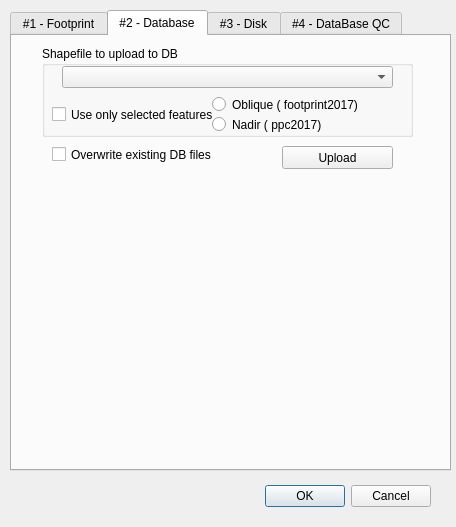
Kortforsyningen/QGIS-PPC_check, file PPC_check/PPC_check_dialog_base.ui: the form before one commit.
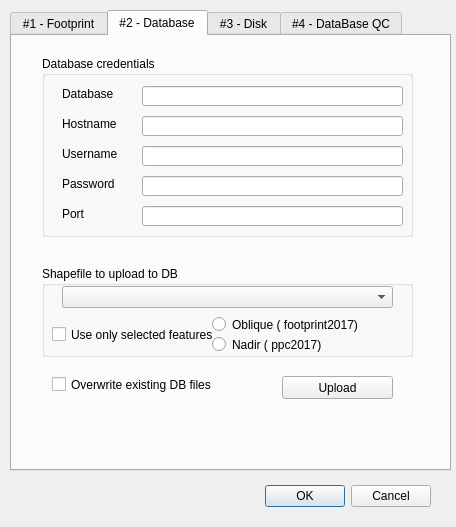
The form after the commit. The open tabs and pages were chosen to show the change.

```diff
--- a/PPC_check/PPC_check_dialog_base.ui
+++ b/PPC_check/PPC_check_dialog_base.ui
@@ -372,7 +372,7 @@
      <property name="geometry">
       <rect>
        <x>30</x>
-       <y>10</y>
+       <y>230</y>
        <width>371</width>
        <height>91</height>
       </rect>
@@ -434,7 +434,7 @@
      <property name="geometry">
       <rect>
        <x>270</x>
-       <y>110</y>
+       <y>340</y>
        <width>111</width>
        <height>23</height>
       </rect>
@@ -447,7 +447,7 @@
      <property name="geometry">
       <rect>
        <x>40</x>
-       <y>110</y>
+       <y>340</y>
        <width>181</width>
        <height>17</height>
       </rect>
@@ -456,6 +456,134 @@
       <string>Overwrite existing DB files</string>
      </property>
     </widget>
+    <widget class="QGroupBox" name="groupBoxCredentials">
+     <property name="geometry">
+      <rect>
+       <x>30</x>
+       <y>20</y>
+       <width>371</width>
+       <height>181</height>
+      </rect>
+     </property>
+     <property name="title">
+      <string>Database credentials</string>
+     </property>
+     <widget class="QLineEdit" name="db_name">
+      <property name="geometry">
+       <rect>
+        <x>100</x>
+        <y>30</y>
+        <width>261</width>
+        <height>20</height>
+       </rect>
+      </property>
+     </widget>
+     <widget class="QLabel" name="label_5">
+      <property name="geometry">
+       <rect>
+        <x>20</x>
+        <y>30</y>
+        <width>101</width>
+        <height>16</height>
+       </rect>
+      </property>
+      <property name="text">
+       <string>Database</string>
+      </property>
+     </widget>
+     <widget class="QLineEdit" name="db_host">
+      <property name="geometry">
+       <rect>
+        <x>100</x>
+        <y>60</y>
+        <width>261</width>
+        <height>20</height>
+       </rect>
+      </property>
+     </widget>
+     <widget class="QLabel" name="label_6">
+      <property name="geometry">
+       <rect>
+        <x>20</x>
+        <y>60</y>
+        <width>101</width>
+        <height>16</height>
+       </rect>
+      </property>
+      <property name="text">
+       <string>Hostname</string>
+      </property>
+     </widget>
+     <widget class="QLineEdit" name="db_user">
+      <property name="geometry">
+       <rect>
+        <x>100</x>
+        <y>90</y>
+        <width>261</width>
+        <height>20</height>
+       </rect>
+      </property>
+     </widget>
+     <widget class="QLabel" name="label_7">
+      <property name="geometry">
+       <rect>
+        <x>20</x>
+        <y>90</y>
+        <width>101</width>
+        <height>16</height>
+       </rect>
+      </property>
+      <property name="text">
+       <string>Username</string>
+      </property>
+     </widget>
+     <widget class="QLineEdit" name="db_password">
+      <property name="geometry">
+       <rect>
+        <x>100</x>
+        <y>120</y>
+        <width>261</width>
+        <height>20</height>
+       </rect>
+      </property>
+     </widget>
+     <widget class="QLabel" name="label_8">
+      <property name="geometry">
+       <rect>
+        <x>20</x>
+        <y>120</y>
+        <width>101</width>
+        <height>16</height>
+       </rect>
+      </property>
+      <property name="text">
+       <string>Password</string>
+      </property>
+     </widget>
+     <widget class="QLineEdit" name="db_port">
+      <property name="geometry">
+       <rect>
+        <x>100</x>
+        <y>150</y>
+        <width>261</width>
+        <height>20</height>
+       </rect>
+      </property>
+     </widget>
+     <widget class="QLabel" name="label_9">
+      <property name="geometry">
+       <rect>
+        <x>20</x>
+        <y>150</y>
+        <width>101</width>
+        <height>16</height>
+       </rect>
+      </property>
+      <property name="text">
+       <string>Port</string>
+      </property>
+     </widget>
+    </widget>
    </widget>
    <widget class="QWidget" name="tab_Disk">
     <attribute name="title">
```
Left out of the diff: 2 changed lines with no effect on the pictures.
